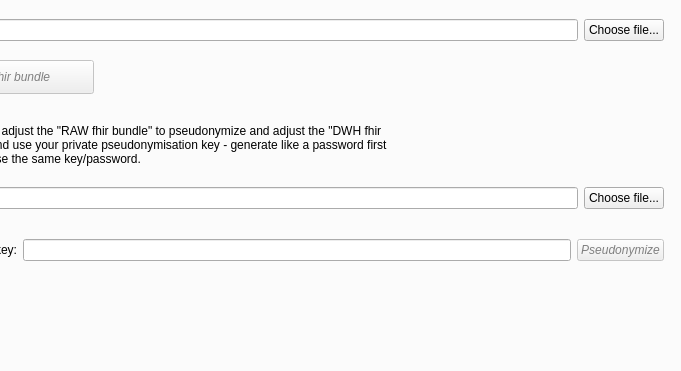
The window that src/gui/mainWindow.ui (dzl-dm/i2b2-upload-client) describes before a commit, drawn with Qt 5; both pictures show x 119 to 800 and y 136 to 507 of the 800 by 600 pixel window.
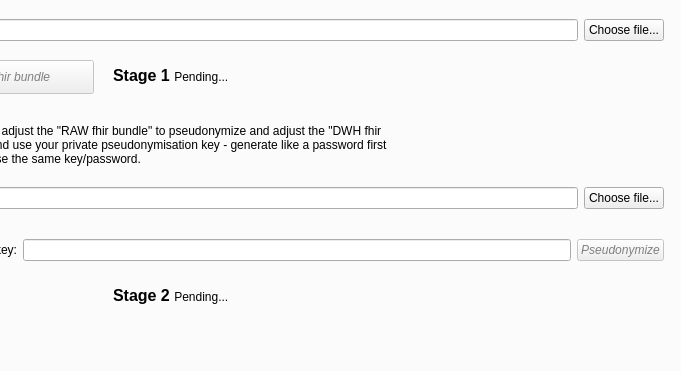
The same window after the commit. Icons and pictures are not drawn.

Commit message: Provide local processing feedback to GUI

Diff of the .ui file:
```diff
--- a/src/gui/mainWindow.ui
+++ b/src/gui/mainWindow.ui
@@ -297,6 +297,38 @@
        <bool>true</bool>
       </property>
      </widget>
+     <widget class="QLabel" name="stage2StatusLabel">
+      <property name="geometry">
+       <rect>
+        <x>230</x>
+        <y>390</y>
+        <width>521</width>
+        <height>31</height>
+       </rect>
+      </property>
+      <property name="text">
+       <string>&lt;html&gt;&lt;head/&gt;&lt;body&gt;&lt;p&gt;&lt;span style=&quot; font-size:12pt; font-weight:600;&quot;&gt;Stage 2 &lt;/span&gt;Pending...&lt;/p&gt;&lt;/body&gt;&lt;/html&gt;</string>
+      </property>
+      <property name="wordWrap">
+       <bool>true</bool>
+      </property>
+     </widget>
+     <widget class="QLabel" name="stage1StatusLabel">
+      <property name="geometry">
+       <rect>
+        <x>230</x>
+        <y>170</y>
+        <width>521</width>
+        <height>31</height>
+       </rect>
+      </property>
+      <property name="text">
+       <string>&lt;html&gt;&lt;head/&gt;&lt;body&gt;&lt;p&gt;&lt;span style=&quot; font-size:12pt; font-weight:600;&quot;&gt;Stage 1 &lt;/span&gt;Pending...&lt;/p&gt;&lt;/body&gt;&lt;/html&gt;</string>
+      </property>
+      <property name="wordWrap">
+       <bool>true</bool>
+      </property>
+     </widget>
     </widget>
     <widget class="QWidget" name="dwhTab">
      <attribute name="title">
```
Left out of the diff: 5 changed lines with no effect on the pictures. The commit also changes 1 other file.
